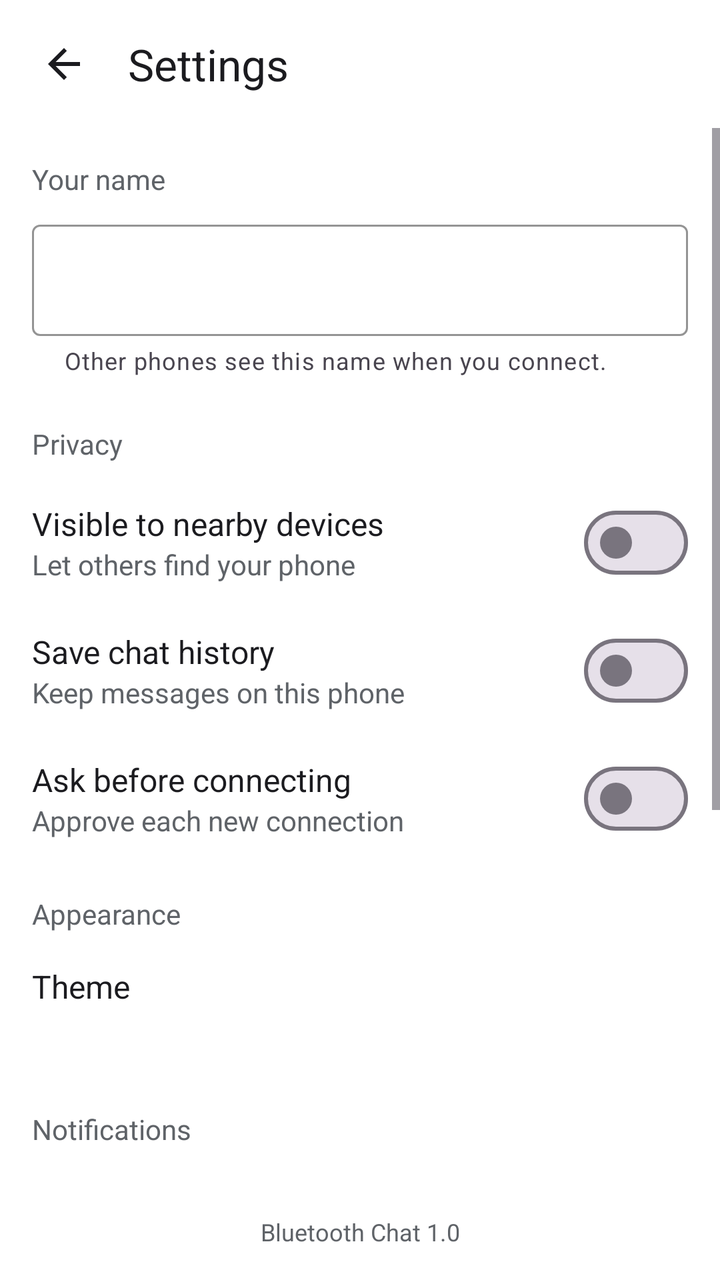
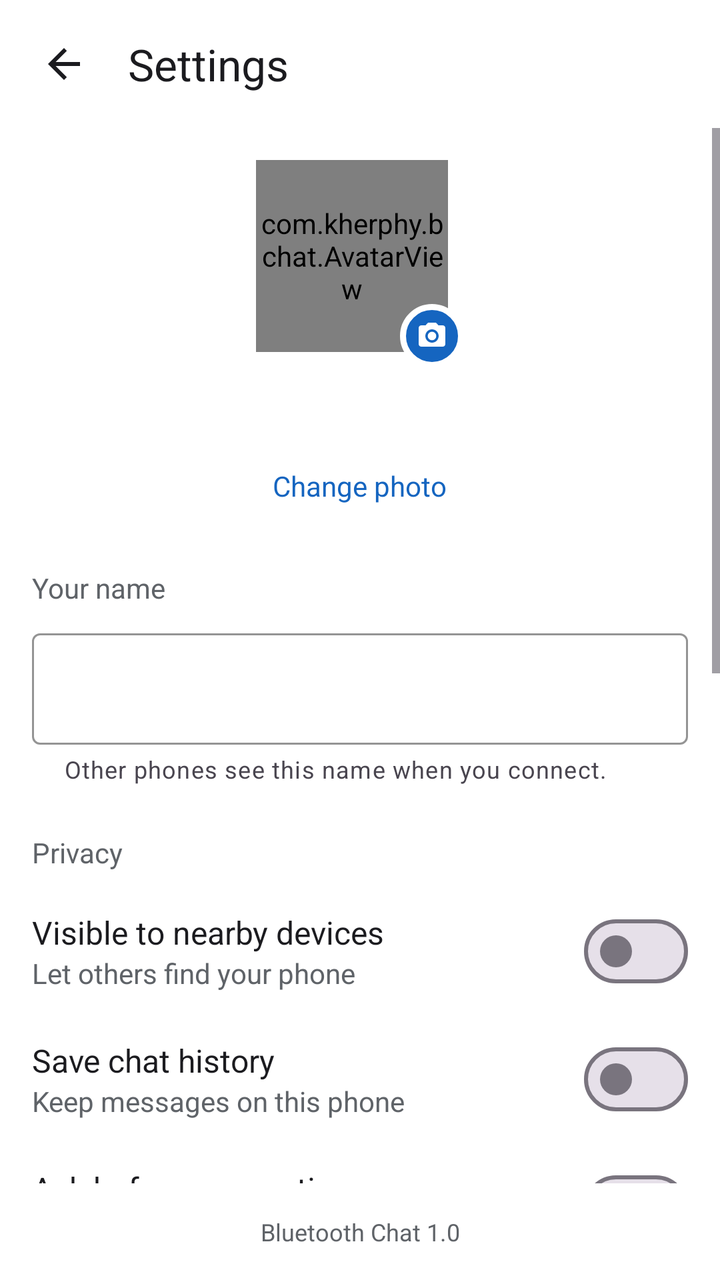

Two renders of the same Android screen: before a commit and after it. Below are the layout's source before the change and the commit's diff.
<!-- AndroidManifest.xml: application theme Theme.BChat -->
<!-- res/layout/activity_settings.xml -->
<?xml version="1.0" encoding="utf-8"?>
<LinearLayout xmlns:android="http://schemas.android.com/apk/res/android"
    xmlns:app="http://schemas.android.com/apk/res-auto"
    xmlns:tools="http://schemas.android.com/tools"
    android:id="@+id/root"
    android:layout_width="match_parent"
    android:layout_height="match_parent"
    android:background="@color/surface"
    android:orientation="vertical"
    tools:context=".SettingsActivity">

    <LinearLayout
        android:layout_width="match_parent"
        android:layout_height="wrap_content"
        android:gravity="center_vertical"
        android:minHeight="64dp"
        android:orientation="horizontal"
        android:paddingStart="8dp"
        android:paddingEnd="8dp">

        <ImageButton
            android:id="@+id/btnBack"
            android:layout_width="48dp"
            android:layout_height="48dp"
            android:background="?attr/selectableItemBackgroundBorderless"
            android:contentDescription="Back"
            android:src="@drawable/ic_arrow_back" />

        <TextView
            android:layout_width="wrap_content"
            android:layout_height="wrap_content"
            android:layout_marginStart="8dp"
            android:text="Settings"
            android:textColor="@color/text_primary"
            android:textSize="22sp" />
    </LinearLayout>

    <ScrollView
        android:layout_width="match_parent"
        android:layout_height="0dp"
        android:layout_weight="1">

        <LinearLayout
            android:layout_width="match_parent"
            android:layout_height="wrap_content"
            android:orientation="vertical"
            android:padding="16dp">

            <TextView
                android:layout_width="wrap_content"
                android:layout_height="wrap_content"
                android:text="Your name"
                android:textColor="@color/text_secondary"
                android:textSize="14sp" />

            <com.google.android.material.textfield.TextInputLayout
                style="@style/Widget.Material3.TextInputLayout.OutlinedBox"
                android:layout_width="match_parent"
                android:layout_height="wrap_content"
                android:layout_marginTop="8dp"
                app:boxStrokeColor="@color/primary"
                app:helperText="Other phones see this name when you connect.">

                <com.google.android.material.textfield.TextInputEditText
                    android:id="@+id/etName"
                    android:layout_width="match_parent"
                    android:layout_height="wrap_content"
                    android:imeOptions="actionDone"
                    android:inputType="textPersonName|textCapWords"
                    android:maxLength="30"
                    android:singleLine="true"
                    android:textColor="@color/text_primary"
                    android:textSize="16sp" />
            </com.google.android.material.textfield.TextInputLayout>

            <TextView
                android:layout_width="wrap_content"
                android:layout_height="wrap_content"
                android:layout_marginTop="24dp"
                android:text="Privacy"
                android:textColor="@color/text_secondary"
                android:textSize="14sp" />

            <LinearLayout
                android:layout_width="match_parent"
                android:layout_height="wrap_content"
                android:layout_marginTop="16dp"
                android:gravity="center_vertical"
                android:orientation="horizontal">

                <LinearLayout
                    android:layout_width="0dp"
                    android:layout_height="wrap_content"
                    android:layout_weight="1"
                    android:orientation="vertical">

                    <TextView
                        android:layout_width="wrap_content"
                        android:layout_height="wrap_content"
                        android:text="Visible to nearby devices"
                        android:textColor="@color/text_primary"
                        android:textSize="16sp" />

                    <TextView
                        android:layout_width="wrap_content"
                        android:layout_height="wrap_content"
                        android:text="Let others find your phone"
                        android:textColor="@color/text_secondary"
                        android:textSize="14sp" />
                </LinearLayout>

                <com.google.android.material.materialswitch.MaterialSwitch
                    android:id="@+id/switchVisible"
                    android:layout_width="wrap_content"
                    android:layout_height="wrap_content" />
            </LinearLayout>

            <LinearLayout
                android:layout_width="match_parent"
                android:layout_height="wrap_content"
                android:layout_marginTop="16dp"
                android:gravity="center_vertical"
                android:orientation="horizontal">

                <LinearLayout
                    android:layout_width="0dp"
                    android:layout_height="wrap_content"
                    android:layout_weight="1"
                    android:orientation="vertical">

                    <TextView
                        android:layout_width="wrap_content"
                        android:layout_height="wrap_content"
                        android:text="Save chat history"
                        android:textColor="@color/text_primary"
                        android:textSize="16sp" />

                    <TextView
                        android:layout_width="wrap_content"
                        android:layout_height="wrap_content"
                        android:text="Keep messages on this phone"
                        android:textColor="@color/text_secondary"
                        android:textSize="14sp" />
                </LinearLayout>

                <com.google.android.material.materialswitch.MaterialSwitch
                    android:id="@+id/switchSave"
                    android:layout_width="wrap_content"
                    android:layout_height="wrap_content" />
            </LinearLayout>

            <LinearLayout
                android:layout_width="match_parent"
                android:layout_height="wrap_content"
                android:layout_marginTop="16dp"
                android:gravity="center_vertical"
                android:orientation="horizontal">

                <LinearLayout
                    android:layout_width="0dp"
                    android:layout_height="wrap_content"
                    android:layout_weight="1"
                    android:orientation="vertical">

                    <TextView
                        android:layout_width="wrap_content"
                        android:layout_height="wrap_content"
                        android:text="Ask before connecting"
                        android:textColor="@color/text_primary"
                        android:textSize="16sp" />

                    <TextView
                        android:layout_width="wrap_content"
                        android:layout_height="wrap_content"
                        android:text="Approve each new connection"
                        android:textColor="@color/text_secondary"
                        android:textSize="14sp" />
                </LinearLayout>

                <com.google.android.material.materialswitch.MaterialSwitch
                    android:id="@+id/switchAsk"
                    android:layout_width="wrap_content"
                    android:layout_height="wrap_content" />
            </LinearLayout>
            <TextView
                android:layout_width="wrap_content"
                android:layout_height="wrap_content"
                android:layout_marginTop="24dp"
                android:text="Appearance"
                android:textColor="@color/text_secondary"
                android:textSize="14sp" />

            <LinearLayout
                android:id="@+id/rowTheme"
                android:layout_width="match_parent"
                android:layout_height="wrap_content"
                android:layout_marginTop="8dp"
                android:background="?attr/selectableItemBackground"
                android:clickable="true"
                android:focusable="true"
                android:orientation="vertical"
                android:paddingTop="8dp"
                android:paddingBottom="8dp">

                <TextView
                    android:layout_width="wrap_content"
                    android:layout_height="wrap_content"
                    android:text="Theme"
                    android:textColor="@color/text_primary"
                    android:textSize="16sp" />

                <TextView
                    android:id="@+id/tvThemeValue"
                    android:layout_width="wrap_content"
                    android:layout_height="wrap_content"
                    android:textColor="@color/text_secondary"
                    android:textSize="14sp" />
            </LinearLayout>
            <TextView
                android:layout_width="wrap_content"
                android:layout_height="wrap_content"
                android:layout_marginTop="24dp"
                android:text="Notifications"
                android:textColor="@color/text_secondary"
                android:textSize="14sp" />

            <LinearLayout
                android:layout_width="match_parent"
                android:layout_height="wrap_content"
                android:layout_marginTop="16dp"
                android:gravity="center_vertical"
                android:orientation="horizontal">

                <LinearLayout
                    android:layout_width="0dp"
                    android:layout_height="wrap_content"
                    android:layout_weight="1"
                    android:orientation="vertical">

                    <TextView
                        android:layout_width="wrap_content"
                        android:layout_height="wrap_content"
                        android:text="Message alerts"
                        android:textColor="@color/text_primary"
                        android:textSize="16sp" />

                    <TextView
                        android:layout_width="wrap_content"
                        android:layout_height="wrap_content"
                        android:text="Get notified when a message arrives"
                        android:textColor="@color/text_secondary"
                        android:textSize="14sp" />
                </LinearLayout>

                <com.google.android.material.materialswitch.MaterialSwitch
                    android:id="@+id/switchAlerts"
                    android:layout_width="wrap_content"
                    android:layout_height="wrap_content" />
            </LinearLayout>

            <LinearLayout
                android:layout_width="match_parent"
                android:layout_height="wrap_content"
                android:layout_marginTop="16dp"
                android:gravity="center_vertical"
                android:orientation="horizontal">

                <LinearLayout
                    android:layout_width="0dp"
                    android:layout_height="wrap_content"
                    android:layout_weight="1"
                    android:orientation="vertical">

                    <TextView
                        android:layout_width="wrap_content"
                        android:layout_height="wrap_content"
                        android:text="Show message preview"
                        android:textColor="@color/text_primary"
                        android:textSize="16sp" />

                    <TextView
                        android:layout_width="wrap_content"
                        android:layout_height="wrap_content"
                        android:text="Show the message text in notifications"
                        android:textColor="@color/text_secondary"
                        android:textSize="14sp" />
                </LinearLayout>

                <com.google.android.material.materialswitch.MaterialSwitch
                    android:id="@+id/switchPreview"
                    android:layout_width="wrap_content"
                    android:layout_height="wrap_content" />
            </LinearLayout>

            <LinearLayout
                android:id="@+id/rowSound"
                android:layout_width="match_parent"
                android:layout_height="wrap_content"
                android:layout_marginTop="8dp"
                android:background="?attr/selectableItemBackground"
                android:clickable="true"
                android:focusable="true"
                android:orientation="vertical"
                android:paddingTop="8dp"
                android:paddingBottom="8dp">

                <TextView
                    android:layout_width="wrap_content"
                    android:layout_height="wrap_content"
                    android:text="Sound and vibration"
                    android:textColor="@color/text_primary"
                    android:textSize="16sp" />

                <TextView
                    android:layout_width="wrap_content"
                    android:layout_height="wrap_content"
                    android:text="Choose in your phone's notification settings"
                    android:textColor="@color/text_secondary"
                    android:textSize="14sp" />
            </LinearLayout>
            <View
                android:layout_width="match_parent"
                android:layout_height="1dp"
                android:layout_marginTop="24dp"
                android:background="@color/divider" />

            <LinearLayout
                android:id="@+id/rowClear"
                android:layout_width="match_parent"
                android:layout_height="wrap_content"
                android:background="?attr/selectableItemBackground"
                android:clickable="true"
                android:focusable="true"
                android:orientation="vertical"
                android:paddingTop="16dp"
                android:paddingBottom="16dp">

                <TextView
                    android:layout_width="wrap_content"
                    android:layout_height="wrap_content"
                    android:text="Clear all chats"
                    android:textColor="@color/status_disconnected"
                    android:textSize="16sp" />

                <TextView
                    android:layout_width="wrap_content"
                    android:layout_height="wrap_content"
                    android:text="Delete messages from this phone"
                    android:textColor="@color/text_secondary"
                    android:textSize="14sp" />
            </LinearLayout>
        </LinearLayout>
    </ScrollView>

    <TextView
        android:layout_width="match_parent"
        android:layout_height="wrap_content"
        android:gravity="center"
        android:padding="16dp"
        android:text="Bluetooth Chat 1.0"
        android:textColor="@color/text_secondary"
        android:textSize="12sp" />
</LinearLayout>
<!-- resources referenced by this layout -->
<resources>
  <color name="divider">#DADCE0</color>
  <color name="primary">#1565C0</color>
  <color name="status_disconnected">#B3261E</color>
  <color name="surface">#FFFFFF</color>
  <color name="text_primary">#1B1B1F</color>
  <color name="text_secondary">#5F6368</color>
  <!-- drawable ic_arrow_back (drawable) -->
  <?xml version="1.0" encoding="utf-8"?>
  <vector xmlns:android="http://schemas.android.com/apk/res/android"
      android:width="24dp"
      android:height="24dp"
      android:viewportWidth="24"
      android:viewportHeight="24">
      <path
          android:fillColor="@color/text_primary"
          android:pathData="M20,11H7.83l5.59,-5.59L12,4l-8,8 8,8 1.41,-1.41L7.83,13H20v-2z" />
  </vector>
  <style name="Theme.BChat" parent="Base.Theme.BChat" />
  <style name="Base.Theme.BChat" parent="Theme.Material3.DayNight.NoActionBar">
          <item name="colorPrimary">@color/primary</item>
      </style>
</resources>

<!-- the commit's change to res/layout/activity_settings.xml (unified diff, before → after) -->
@@ -46,6 +46,58 @@
             android:orientation="vertical"
             android:padding="16dp">
 
+            <LinearLayout
+                android:layout_width="match_parent"
+                android:layout_height="wrap_content"
+                android:layout_marginBottom="24dp"
+                android:gravity="center_horizontal"
+                android:orientation="vertical">
+
+                <FrameLayout
+                    android:id="@+id/avatarFrame"
+                    android:layout_width="104dp"
+                    android:layout_height="104dp"
+                    android:clickable="true"
+                    android:contentDescription="Change profile photo"
+                    android:focusable="true">
+
+                    <com.kherphy.bchat.AvatarView
+                        android:id="@+id/avatarMe"
+                        android:layout_width="96dp"
+                        android:layout_height="96dp"
+                        android:layout_gravity="top|start" />
+
+                    <ImageView
+                        android:layout_width="32dp"
+                        android:layout_height="32dp"
+                        android:layout_gravity="bottom|end"
+                        android:background="@drawable/bg_badge"
+                        android:importantForAccessibility="no"
+                        android:padding="8dp"
+                        android:src="@drawable/ic_camera" />
+                </FrameLayout>
+
+                <TextView
+                    android:id="@+id/tvProfileName"
+                    android:layout_width="wrap_content"
+                    android:layout_height="wrap_content"
+                    android:layout_marginTop="12dp"
+                    android:textColor="@color/text_primary"
+                    android:textSize="22sp" />
+
+                <TextView
+                    android:id="@+id/btnChangePhoto"
+                    android:layout_width="wrap_content"
+                    android:layout_height="wrap_content"
+                    android:background="?attr/selectableItemBackground"
+                    android:clickable="true"
+                    android:focusable="true"
+                    android:padding="8dp"
+                    android:text="Change photo"
+                    android:textColor="@color/primary"
+                    android:textSize="14sp" />
+            </LinearLayout>
+
             <TextView
                 android:layout_width="wrap_content"
                 android:layout_height="wrap_content"
@@ -182,6 +234,7 @@
                     android:layout_width="wrap_content"
                     android:layout_height="wrap_content" />
             </LinearLayout>
+
             <TextView
                 android:layout_width="wrap_content"
                 android:layout_height="wrap_content"
@@ -216,6 +269,7 @@
                     android:textColor="@color/text_secondary"
                     android:textSize="14sp" />
             </LinearLayout>
+
             <TextView
                 android:layout_width="wrap_content"
                 android:layout_height="wrap_content"
@@ -318,6 +372,7 @@
                     android:textColor="@color/text_secondary"
                     android:textSize="14sp" />
             </LinearLayout>
+
             <View
                 android:layout_width="match_parent"
                 android:layout_height="1dp"
<!-- resource entries referenced after the edit -->
@@ -6,6 +6,15 @@
   <color name="surface">#FFFFFF</color>
   <color name="text_primary">#1B1B1F</color>
   <color name="text_secondary">#5F6368</color>
+  <!-- drawable bg_badge (drawable) -->
+  <?xml version="1.0" encoding="utf-8"?>
+  <shape xmlns:android="http://schemas.android.com/apk/res/android"
+      android:shape="oval">
+      <solid android:color="@color/primary" />
+      <stroke
+          android:width="3dp"
+          android:color="@color/surface" />
+  </shape>
   <!-- drawable ic_arrow_back (drawable) -->
   <?xml version="1.0" encoding="utf-8"?>
   <vector xmlns:android="http://schemas.android.com/apk/res/android"
@@ -17,6 +26,18 @@
           android:fillColor="@color/text_primary"
           android:pathData="M20,11H7.83l5.59,-5.59L12,4l-8,8 8,8 1.41,-1.41L7.83,13H20v-2z" />
   </vector>
+  <!-- drawable ic_camera (drawable) -->
+  <?xml version="1.0" encoding="utf-8"?>
+  <vector xmlns:android="http://schemas.android.com/apk/res/android"
+      android:width="24dp"
+      android:height="24dp"
+      android:viewportWidth="24"
+      android:viewportHeight="24">
+      <path
+          android:fillColor="#FFFFFFFF"
+          android:fillType="evenOdd"
+          android:pathData="M12,12m-3.2,0a3.2,3.2 0 1,0 6.4,0a3.2,3.2 0 1,0 -6.4,0M9,2L7.17,4H4c-1.1,0 -2,0.9 -2,2v12c0,1.1 0.9,2 2,2h16c1.1,0 2,-0.9 2,-2V6c0,-1.1 -0.9,-2 -2,-2h-3.17L15,2H9zM12,17c-2.76,0 -5,-2.24 -5,-5s2.24,-5 5,-5 5,2.24 5,5 -2.24,5 -5,5z" />
+  </vector>
   <style name="Theme.BChat" parent="Base.Theme.BChat" />
   <style name="Base.Theme.BChat" parent="Theme.Material3.DayNight.NoActionBar">
           <item name="colorPrimary">@color/primary</item>
